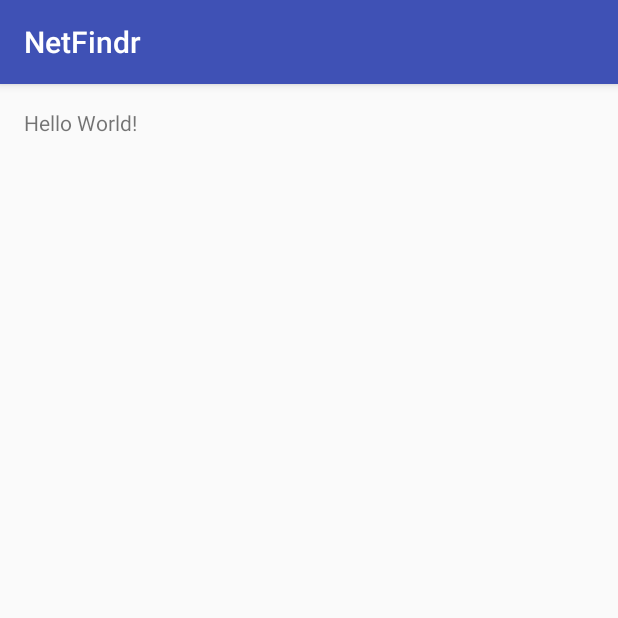
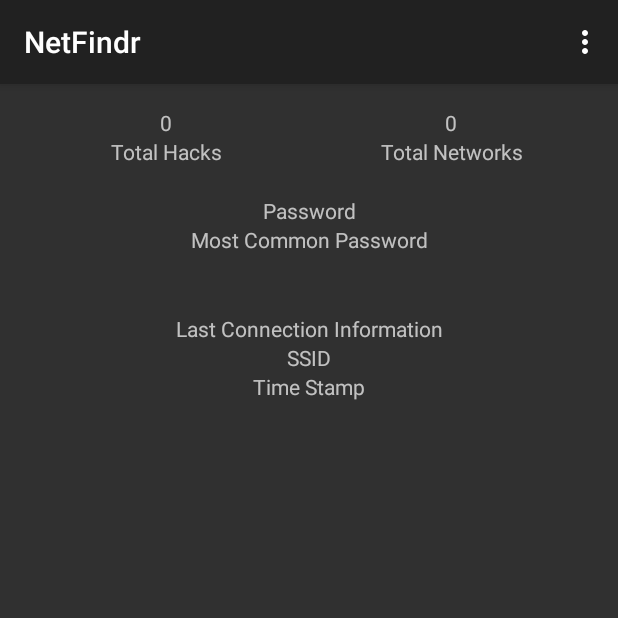
Before and after one commit to Front-Door/NetFindr, an Android app: the screen it shows after launch (MainActivity), on a phone screen of 412 x 824 dp, the top half of it. Run offline under Robolectric (Android 15) with nearby library versions, the phone set to English and light mode, and no system bars.

Commit message:
Main Page Template

```diff
--- a/app/src/main/AndroidManifest.xml
+++ b/app/src/main/AndroidManifest.xml
@@ -7,8 +7,8 @@
         android:icon="@mipmap/ic_launcher"
         android:label="@string/app_name"
         android:supportsRtl="true"
-        android:theme="@style/AppTheme">
-        <activity android:name=".MainActivity">
+        android:theme="@style/Theme.AppCompat">
+        <activity android:name=".MainActivity" >
             <intent-filter>
                 <action android:name="android.intent.action.MAIN" />
 
--- a/app/src/main/java/nz/frontdoor/netfindr/MainActivity.java
+++ b/app/src/main/java/nz/frontdoor/netfindr/MainActivity.java
@@ -16,6 +16,7 @@ import java.util.Date;
 import nz.frontdoor.netfindr.services.Database;
 import nz.frontdoor.netfindr.services.Password;
 import nz.frontdoor.netfindr.services.SuccessfulConnection;
+import android.view.Menu;
 
 public class MainActivity extends AppCompatActivity {
 
@@ -66,6 +67,11 @@ public class MainActivity extends AppCompatActivity {
                 Log.d("db", "phrase:" + pass.getPhrase());
             }
         }
+    }
 
+    @Override
+    public boolean onCreateOptionsMenu(Menu menu) {
+        getMenuInflater().inflate(R.menu.main_menu, menu);
+        return super.onCreateOptionsMenu(menu);
     }
 }
--- a/app/src/main/res/layout/activity_main.xml
+++ b/app/src/main/res/layout/activity_main.xml
@@ -1,18 +1,118 @@
 <?xml version="1.0" encoding="utf-8"?>
-<RelativeLayout
-    xmlns:android="http://schemas.android.com/apk/res/android"
+<RelativeLayout xmlns:android="http://schemas.android.com/apk/res/android"
+    xmlns:app="http://schemas.android.com/apk/res-auto"
     xmlns:tools="http://schemas.android.com/tools"
     android:layout_width="match_parent"
     android:layout_height="match_parent"
+    android:paddingBottom="@dimen/activity_vertical_margin"
     android:paddingLeft="@dimen/activity_horizontal_margin"
     android:paddingRight="@dimen/activity_horizontal_margin"
     android:paddingTop="@dimen/activity_vertical_margin"
-    android:paddingBottom="@dimen/activity_vertical_margin"
     tools:context="nz.frontdoor.netfindr.MainActivity">
 
-    <TextView
-        android:layout_width="wrap_content"
+    <LinearLayout
+        android:id="@+id/header_info"
+        android:layout_width="match_parent"
         android:layout_height="wrap_content"
-        android:id="@+id/text"
-        android:text="Hello World!" />
+        android:orientation="horizontal">
+
+        <LinearLayout
+            android:layout_width="0dp"
+            android:layout_height="wrap_content"
+            android:layout_weight="1"
+            android:orientation="vertical">
+
+            <TextView
+                android:layout_width="match_parent"
+                android:layout_height="match_parent"
+                android:gravity="center"
+                android:text="0"
+                android:textAlignment="center" />
+
+            <TextView
+                android:layout_width="match_parent"
+                android:layout_height="match_parent"
+                android:gravity="center"
+                android:text="Total Hacks"
+                android:textAlignment="center" />
+
+        </LinearLayout>
+
+        <LinearLayout
+            android:layout_width="0dp"
+            android:layout_height="wrap_content"
+            android:layout_weight="1"
+            android:orientation="vertical">
+
+            <TextView
+                android:layout_width="match_parent"
+                android:layout_height="match_parent"
+                android:gravity="center"
+                android:text="0"
+                android:textAlignment="center" />
+
+            <TextView
+                android:layout_width="match_parent"
+                android:layout_height="match_parent"
+                android:gravity="center"
+                android:text="Total Networks"
+                android:textAlignment="center" />
+
+        </LinearLayout>
+    </LinearLayout>
+
+    <LinearLayout
+        android:id="@+id/secondary_header"
+        android:layout_width="match_parent"
+        android:layout_height="wrap_content"
+        android:layout_below="@id/header_info"
+        android:orientation="vertical"
+        android:layout_margin="20dp">
+
+        <TextView
+            android:layout_width="match_parent"
+            android:layout_height="wrap_content"
+            android:gravity="center_horizontal"
+            android:text="Password"
+            android:textAlignment="center" />
+
+        <TextView
+            android:layout_width="match_parent"
+            android:layout_height="wrap_content"
+            android:gravity="center_horizontal"
+            android:text="Most Common Password"
+            android:textAlignment="center" />
+
+    </LinearLayout>
+
+    <LinearLayout
+        android:layout_width="match_parent"
+        android:layout_height="match_parent"
+        android:layout_below="@id/secondary_header"
+        android:orientation="vertical"
+        android:layout_margin="20dp">
+
+        <TextView
+            android:layout_width="match_parent"
+            android:layout_height="wrap_content"
+            android:gravity="center_horizontal"
+            android:text="Last Connection Information"
+            android:textAlignment="center" />
+
+        <TextView
+            android:layout_width="match_parent"
+            android:layout_height="wrap_content"
+            android:gravity="center_horizontal"
+            android:text="SSID"
+            android:textAlignment="center" />
+
+        <TextView
+            android:layout_width="match_parent"
+            android:layout_height="wrap_content"
+            android:gravity="center_horizontal"
+            android:text="Time Stamp"
+            android:textAlignment="center" />
+
+    </LinearLayout>
+
 </RelativeLayout>
--- /dev/null
+++ b/app/src/main/res/menu/main_menu.xml
@@ -0,0 +1,8 @@
+<?xml version="1.0" encoding="utf-8"?>
+<menu xmlns:android="http://schemas.android.com/apk/res/android"
+    xmlns:app="http://schemas.android.com/apk/res-auto" >
+    <item android:id="@+id/action_one"
+        android:title="Settings"
+        android:orderInCategory="100"
+        app:showAsAction="never" />
+</menu>
--- a/app/src/main/res/values/strings.xml
+++ b/app/src/main/res/values/strings.xml
@@ -1,3 +1,4 @@
 <resources>
     <string name="app_name">NetFindr</string>
+    <string name="settings">Settings</string>
 </resources>
--- a/app/src/main/res/values/styles.xml
+++ b/app/src/main/res/values/styles.xml
@@ -1,11 +1,11 @@
 <resources>
 
     <!-- Base application theme. -->
-    <style name="AppTheme" parent="Theme.AppCompat.Light.DarkActionBar">
+    <style name="AppTheme" parent="Theme.AppCompat">
         <!-- Customize your theme here. -->
-        <item name="colorPrimary">@color/colorPrimary</item>
-        <item name="colorPrimaryDark">@color/colorPrimaryDark</item>
-        <item name="colorAccent">@color/colorAccent</item>
+        <!--<item name="colorPrimary">@color/colorPrimary</item>-->
+        <!--<item name="colorPrimaryDark">@color/colorPrimaryDark</item>-->
+        <!--<item name="colorAccent">@color/colorAccent</item>-->
     </style>
 
 </resources>
--- a/build.gradle
+++ b/build.gradle
@@ -6,7 +6,6 @@ buildscript {
     }
     dependencies {
         classpath 'com.android.tools.build:gradle:2.1.0'
-
         // NOTE: Do not place your application dependencies here; they belong
         // in the individual module build.gradle files
     }
```
